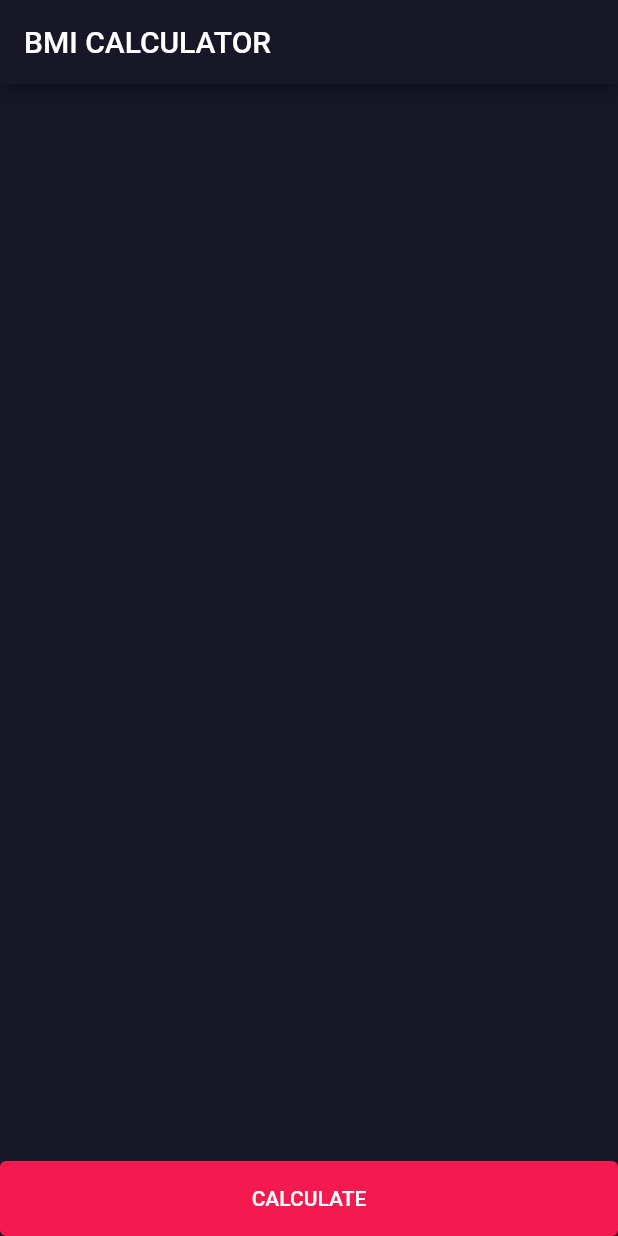
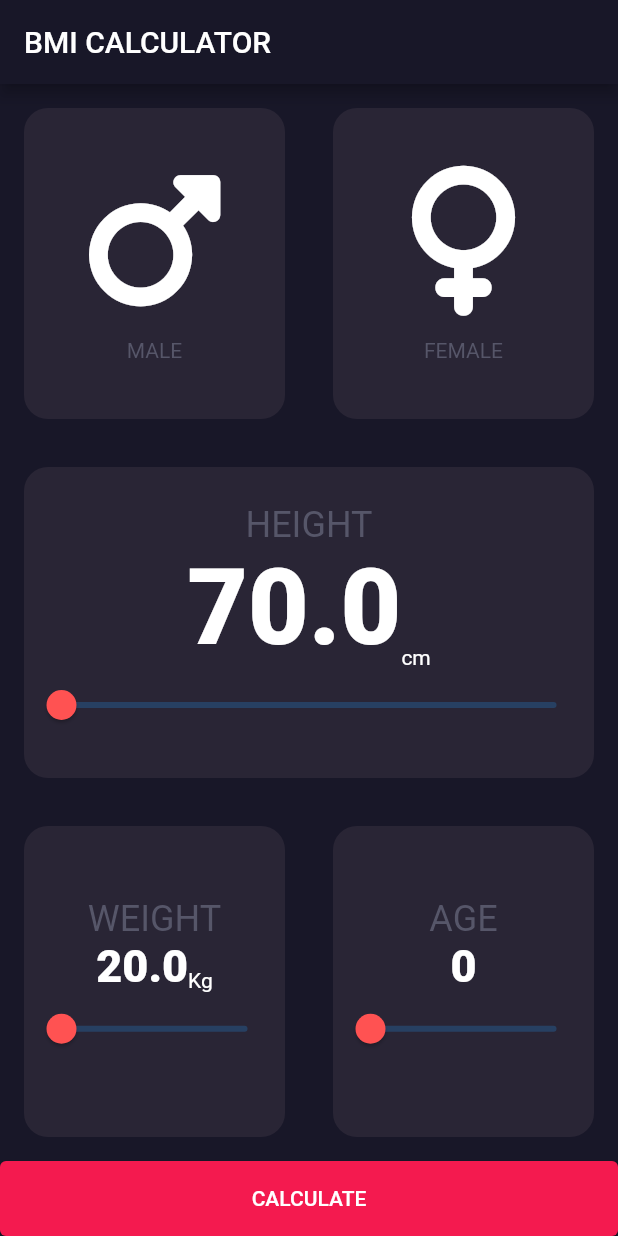
Before and after one commit to codewhite7777/flutter_bootcamp, a Flutter app: the screen it shows after launch, on a phone screen of 412 x 824 dp. Run offline on Flutter 3.47's test engine with Material 2 defaults, Android fonts, the phone set to English and light mode, and no system bars; our stand-ins replace audioplayers, font_awesome_flutter; missing offline and left inert: dart:ffi.

Commit message:
feat : bmi_screen - cupertino dialog

```diff
--- a/bmi_calculator/lib/constants/constants.dart
+++ b/bmi_calculator/lib/constants/constants.dart
@@ -1,8 +1,29 @@
 import 'package:flutter/material.dart';
 
+//const
 const Color kBackGroundColor = Color(0xFF181728);
 
 const Color kDefaultContainerColor = Color(0xFF292535);
+const Color kSelectedContainerColor = Color(0xFF1D1A2F);
+const Color kDefaultBorderColor = Colors.transparent;
+const Color kSelectedBorderColor = Colors.redAccent;
 
 const Color kButtonColor = Color(0xFFF41A4F);
 const double kButtonMinHeight = 50.0;
+
+const Color kDefaultTextColor = Color(0xFF565669);
+
+const double kMinAge = 0;
+const double kMaxAge = 120;
+
+const double kMinWeight = 20;
+const double kMaxWeight = 300;
+
+const double kMinHeight = 70;
+const double kMaxHeight = 300;
+
+//Enum
+enum GenderType {
+  male,
+  female,
+}
--- a/bmi_calculator/lib/main.dart
+++ b/bmi_calculator/lib/main.dart
@@ -10,13 +10,22 @@ class MyApp extends StatelessWidget {
   @override
   Widget build(BuildContext context) {
     return MaterialApp(
-      theme: ThemeData.dark().copyWith(
-        scaffoldBackgroundColor: kBackGroundColor,
-        appBarTheme: AppBarTheme(
-          color: kBackGroundColor,
-        ),
-      ),
+      theme: getThemeData(),
       home: BMI_Screen(),
     );
   }
+
+  ThemeData getThemeData() {
+    return ThemeData.dark().copyWith(
+      scaffoldBackgroundColor: kBackGroundColor,
+      appBarTheme: AppBarTheme(
+        color: kBackGroundColor,
+      ),
+      textTheme: TextTheme(
+        bodyText1: TextStyle(
+          color: kDefaultTextColor,
+        ),
+      ),
+    );
+  }
 }
--- a/bmi_calculator/lib/screen/bmi_screen.dart
+++ b/bmi_calculator/lib/screen/bmi_screen.dart
@@ -1,15 +1,25 @@
 import 'package:bmi_calculator/constants/constants.dart';
 import 'package:bmi_calculator/widget/custom_container.dart';
+import 'package:bmi_calculator/widget/gender_selector.dart';
+import 'package:bmi_calculator/widget/slider_selector.dart';
+import 'package:flutter/cupertino.dart';
 import 'package:flutter/material.dart';
+import 'package:font_awesome_flutter/font_awesome_flutter.dart';
 
 class BMI_Screen extends StatefulWidget {
-  const BMI_Screen({Key? key}) : super(key: key);
+  BMI_Screen({Key? key}) : super(key: key);
 
   @override
   State<BMI_Screen> createState() => _BMI_ScreenState();
 }
 
 class _BMI_ScreenState extends State<BMI_Screen> {
+  //BMI Data
+  GenderType? genderType;
+  int age = kMinAge.toInt();
+  double height = kMinHeight;
+  double weight = kMinWeight;
+
   @override
   Widget build(BuildContext context) {
     return Scaffold(
@@ -23,36 +33,81 @@ class _BMI_ScreenState extends State<BMI_Screen> {
               child: Row(
                 children: [
                   CustomContainer(
-                    backGroundColor: kDefaultContainerColor,
-                    childWidget: SizedBox(),
+                    backGroundColor: (genderType == GenderType.male)
+                        ? kSelectedContainerColor
+                        : kDefaultContainerColor,
+                    selectedColor: (genderType == GenderType.male)
+                        ? kSelectedBorderColor
+                        : kDefaultBorderColor,
+                    childWidget: GenderSelector(
+                      iconData: FontAwesomeIcons.mars,
+                      label: 'MALE',
+                      onTap: () {
+                        updateGender(GenderType.male);
+                      },
+                    ),
                   ),
                   CustomContainer(
-                    backGroundColor: kDefaultContainerColor,
-                    childWidget: SizedBox(),
+                    backGroundColor: (genderType == GenderType.female)
+                        ? kSelectedContainerColor
+                        : kDefaultContainerColor,
+                    selectedColor: (genderType == GenderType.female)
+                        ? kSelectedBorderColor
+                        : kDefaultBorderColor,
+                    childWidget: GenderSelector(
+                      iconData: FontAwesomeIcons.venus,
+                      label: 'FEMALE',
+                      onTap: () {
+                        updateGender(GenderType.female);
+                      },
+                    ),
                   ),
                 ],
               ),
             ),
             CustomContainer(
               backGroundColor: kDefaultContainerColor,
-              childWidget: SizedBox(),
+              childWidget: SliderSelector(
+                label: 'HEIGHT',
+                currentValue: height,
+                fontSize: 70,
+                unit: 'cm',
+                minHeight: kMinHeight,
+                maxHeight: kMaxHeight,
+                onChanged: onHeightChanged,
+              ),
             ),
             Expanded(
               child: Row(
                 children: [
                   CustomContainer(
                     backGroundColor: kDefaultContainerColor,
-                    childWidget: SizedBox(),
+                    childWidget: SliderSelector(
+                      label: 'WEIGHT',
+                      currentValue: weight,
+                      unit: 'Kg',
+                      minHeight: kMinWeight,
+                      maxHeight: kMaxWeight,
+                      onChanged: onWeightChanged,
+                    ),
                   ),
                   CustomContainer(
                     backGroundColor: kDefaultContainerColor,
-                    childWidget: SizedBox(),
+                    childWidget: SliderSelector(
+                      label: 'AGE',
+                      currentValue: age.toDouble(),
+                      unit: '',
+                      minHeight: kMinAge,
+                      maxHeight: kMaxAge,
+                      onChanged: onAgeChanged,
+                      fractionDigits: 0,
+                    ),
                   ),
                 ],
               ),
             ),
             ElevatedButton(
-              onPressed: () {},
+              onPressed: onCalculate,
               child: Text('CALCULATE'),
               style: ElevatedButton.styleFrom(
                 backgroundColor: kButtonColor,
@@ -64,4 +119,65 @@ class _BMI_ScreenState extends State<BMI_Screen> {
       ),
     );
   }
+
+  void onCalculate() {
+    if (genderType == null) {
+      showCupertinoDialog(
+        barrierDismissible: true,
+        context: context,
+        builder: (BuildContext context) => CupertinoAlertDialog(
+          title: Text('Plase Select your Gender'),
+          actions: [
+            CupertinoDialogAction(
+              child: Text('Close'),
+              onPressed: () {
+                Navigator.pop(context);
+              },
+              isDestructiveAction: false,
+            ),
+          ],
+        ),
+      );
+      return;
+    }
+    Navigator.push(context, MaterialPageRoute(builder: builder))
+    print('gender : $genderType');
+    print('age : $age');
+    print('height : ${height.toInt()}');
+    print('weight : ${weight.toInt()}');
+
+    return;
+  }
+
+  void updateGender(GenderType selectedType) {
+    if (selectedType == GenderType.male) {
+      setState(() {
+        genderType = GenderType.male;
+      });
+    } else {
+      setState(() {
+        genderType = GenderType.female;
+      });
+    }
+    print('gender : ${genderType}');
+    return;
+  }
+
+  void onHeightChanged(double val) {
+    setState(() {
+      height = val;
+    });
+  }
+
+  void onWeightChanged(double val) {
+    setState(() {
+      weight = val;
+    });
+  }
+
+  void onAgeChanged(double val) {
+    setState(() {
+      age = val.toInt();
+    });
+  }
 }
--- a/bmi_calculator/lib/widget/custom_container.dart
+++ b/bmi_calculator/lib/widget/custom_container.dart
@@ -3,10 +3,12 @@ import 'package:flutter/material.dart';
 
 class CustomContainer extends StatelessWidget {
   final Color backGroundColor;
+  final Color selectedColor;
   final Widget childWidget;
 
   const CustomContainer({
     required this.backGroundColor,
+    this.selectedColor = Colors.transparent,
     required this.childWidget,
     Key? key,
   }) : super(key: key);
@@ -18,6 +20,9 @@ class CustomContainer extends StatelessWidget {
         child: childWidget,
         margin: EdgeInsets.all(16.0),
         decoration: BoxDecoration(
+          border: Border.all(
+            color: selectedColor,
+          ),
           borderRadius: BorderRadius.circular(16.0),
           color: backGroundColor,
         ),
--- a/bmi_calculator/lib/widget/gender_selector.dart
+++ b/bmi_calculator/lib/widget/gender_selector.dart
@@ -0,0 +1,39 @@
+import 'package:flutter/material.dart';
+import 'package:font_awesome_flutter/font_awesome_flutter.dart';
+
+class GenderSelector extends StatelessWidget {
+  final IconData iconData;
+  final String label;
+  final GestureTapCallback onTap;
+
+  const GenderSelector({
+    required this.iconData,
+    required this.label,
+    required this.onTap,
+    Key? key,
+  }) : super(key: key);
+
+  @override
+  Widget build(BuildContext context) {
+    final textColor = Theme.of(context).textTheme.bodyText1!.color;
+    return GestureDetector(
+      onTap: onTap,
+      child: Column(
+        mainAxisAlignment: MainAxisAlignment.center,
+        children: [
+          Icon(
+            iconData,
+            size: 100,
+          ),
+          SizedBox(height: 16),
+          Text(
+            label,
+            style: TextStyle(
+              color: textColor,
+            ),
+          ),
+        ],
+      ),
+    );
+  }
+}
--- a/bmi_calculator/lib/widget/slider_selector.dart
+++ b/bmi_calculator/lib/widget/slider_selector.dart
@@ -2,19 +2,25 @@ import 'dart:ffi';
 
 import 'package:flutter/material.dart';
 
-class HeightSelector extends StatelessWidget {
+class SliderSelector extends StatelessWidget {
   final String label;
   final double currentValue;
+  final String unit;
   final ValueChanged<double> onChanged;
   final double minHeight;
   final double maxHeight;
+  final double fontSize;
+  final int fractionDigits;
 
-  const HeightSelector({
+  const SliderSelector({
     required this.label,
     required this.currentValue,
+    required this.unit,
     required this.onChanged,
     required this.minHeight,
     required this.maxHeight,
+    this.fontSize = 30,
+    this.fractionDigits = 1,
     Key? key,
   }) : super(key: key);
 
@@ -36,13 +42,13 @@ class HeightSelector extends StatelessWidget {
           crossAxisAlignment: CrossAxisAlignment.end,
           children: [
             Text(
-              '${currentValue.toStringAsFixed(1)}',
+              '${currentValue.toStringAsFixed(fractionDigits)}',
               style: TextStyle(
                 fontWeight: FontWeight.w800,
-                fontSize: 70,
+                fontSize: fontSize,
               ),
             ),
-            Text('cm'),
+            Text(unit),
           ],
         ),
         Slider(
```
